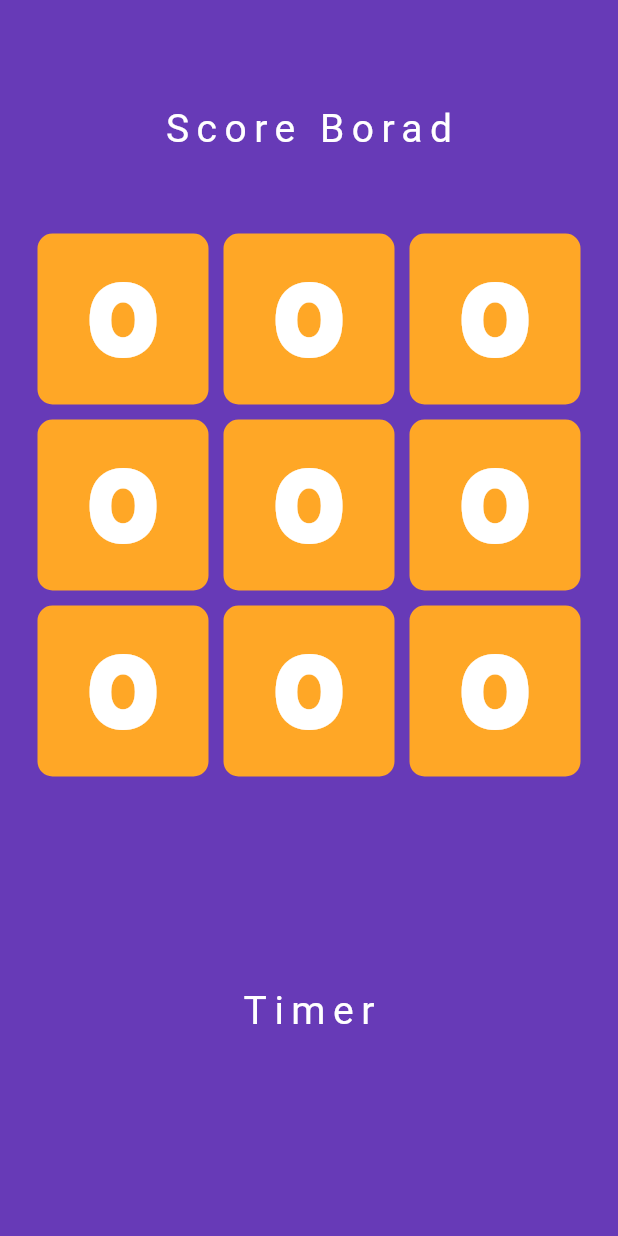
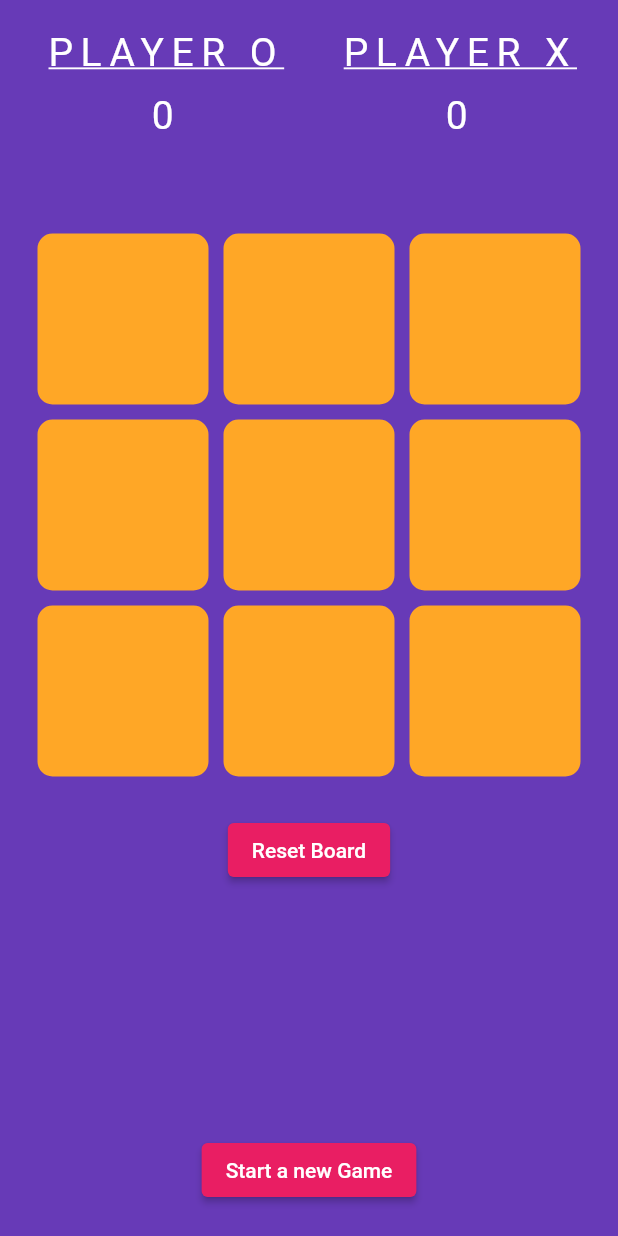
Before and after one commit to Karmic-Soul/Tic-Tac-Toe-Game-Flutter, a Flutter app: the screen it shows after launch, on a phone screen of 412 x 824 dp. Run offline on Flutter 3.47's test engine with Material 2 defaults, Android fonts, the phone set to English and light mode, and no system bars; our stand-ins replace google_fonts; Roboto replaces fonts that are missing (Oxygen).

Commit message:
Scoreboard implemented,gameboard & reset functionality done

```diff
--- a/lib/screens/game.dart
+++ b/lib/screens/game.dart
@@ -9,8 +9,22 @@ class GameScreen extends StatefulWidget {
 }
 
 class _GameScreenState extends State<GameScreen> {
+  String result = '';
+  bool oTurn = true;
+  List<String> displayXO = ['', '', '', '', '', '', '', '', ''];
+  int oScore = 0;
+  int xScore = 0;
+  int filledBoxes = 0;
   static var customFontWhite = GoogleFonts.oxygen(
     textStyle: const TextStyle(
+      color: Colors.white,
+      letterSpacing: 5,
+      fontSize: 26,
+    ),
+  );
+  static var customStyle = GoogleFonts.oxygen(
+    textStyle: const TextStyle(
+      decoration: TextDecoration.underline,
       color: Colors.white,
       letterSpacing: 5,
       fontSize: 26,
@@ -25,14 +39,47 @@ class _GameScreenState extends State<GameScreen> {
           padding: const EdgeInsets.all(20),
           child: Column(
             children: [
+              // ScoreBoard
               Expanded(
-                child: Center(
-                  child: Text(
-                    'Score Borad',
-                    style: customFontWhite,
-                  ),
+                  child: Container(
+                child: Row(
+                  mainAxisAlignment: MainAxisAlignment.spaceEvenly,
+                  children: [
+                    Column(
+                      children: [
+                        Text('PLAYER O', style: customStyle),
+                        SizedBox(
+                          height: 12,
+                        ),
+                        Text(
+                          oScore.toString(),
+                          style: customFontWhite,
+                        ),
+                      ],
+                    ),
+                    SizedBox(
+                      width: 20,
+                    ),
+                    Column(
+                      children: [
+                        Text(
+                          'PLAYER X',
+                          style: customStyle,
+                        ),
+                        SizedBox(
+                          height: 12,
+                        ),
+                        Text(
+                          xScore.toString(),
+                          style: customFontWhite,
+                        ),
+                      ],
+                    ),
+                  ],
                 ),
-              ),
+              )),
+
+              // GameBoard
               Expanded(
                 flex: 3,
                 child: GridView.builder(
@@ -42,7 +89,7 @@ class _GameScreenState extends State<GameScreen> {
                   itemBuilder: (BuildContext context, index) {
                     return GestureDetector(
                       onTap: () {
-                        print('click');
+                        tapped(index);
                       },
                       child: Container(
                         decoration: BoxDecoration(
@@ -54,7 +101,7 @@ class _GameScreenState extends State<GameScreen> {
                             color: Colors.orange.shade400),
                         child: Center(
                           child: Text(
-                            'O',
+                            displayXO[index],
                             style: GoogleFonts.lilitaOne(
                                 textStyle: const TextStyle(
                               color: Colors.white,
@@ -69,7 +116,27 @@ class _GameScreenState extends State<GameScreen> {
               ),
               Expanded(
                 flex: 2,
-                child: Center(child: Text('Timer', style: customFontWhite)),
+                child: Column(
+                  mainAxisAlignment: MainAxisAlignment.spaceBetween,
+                  children: [
+                    ElevatedButton(
+                      onPressed: () {
+                        reset();
+                      },
+                      child: Text('Reset Board'),
+                    ),
+                    Text(
+                      result,
+                      style: customFontWhite,
+                    ),
+                    ElevatedButton(
+                      onPressed: () {
+                        newGame();
+                      },
+                      child: Text('Start a new Game'),
+                    ),
+                  ],
+                ),
               )
             ],
           ),
@@ -77,4 +144,123 @@ class _GameScreenState extends State<GameScreen> {
       ),
     );
   }
+
+  void newGame() {
+    reset();
+    oScore = 0;
+    xScore = 0;
+  }
+
+  void reset() {
+    setState(() {
+      displayXO = ['', '', '', '', '', '', '', '', ''];
+      result = '';
+      filledBoxes = 0;
+    });
+  }
+
+  void tapped(int index) {
+    setState(() {
+      if (oTurn && displayXO[index] == '') {
+        displayXO[index] = 'O';
+        filledBoxes++;
+      } else if (displayXO[index] == '') {
+        displayXO[index] = 'X';
+        filledBoxes++;
+      }
+      oTurn = !oTurn;
+      checkwinner();
+    });
+  }
+
+  void checkwinner() {
+    //check 1st row//
+    if (displayXO[0] == displayXO[1] &&
+        displayXO[0] == displayXO[2] &&
+        displayXO[0] != '') {
+      setState(() {
+        result = 'Player ${displayXO[0]} Wins!';
+        updateScore(displayXO[0]);
+      });
+    }
+    //check 2nd row//
+    if (displayXO[3] == displayXO[4] &&
+        displayXO[3] == displayXO[5] &&
+        displayXO[3] != '') {
+      setState(() {
+        result = 'Player ${displayXO[3]} Wins!';
+        updateScore(displayXO[3]);
+      });
+    }
+    //check 3rd row//
+    else if (displayXO[6] == displayXO[7] &&
+        displayXO[6] == displayXO[8] &&
+        displayXO[6] != '') {
+      setState(() {
+        result = 'Player ${displayXO[6]} Wins!';
+        updateScore(displayXO[6]);
+      });
+    }
+    //check 1st column//
+    else if (displayXO[0] == displayXO[3] &&
+        displayXO[0] == displayXO[6] &&
+        displayXO[0] != '') {
+      setState(() {
+        result = 'Player ${displayXO[0]} Wins!';
+        updateScore(displayXO[0]);
+      });
+    }
+    //check 2nd column//
+    else if (displayXO[1] == displayXO[4] &&
+        displayXO[1] == displayXO[7] &&
+        displayXO[1] != '') {
+      setState(() {
+        result = 'Player ${displayXO[1]} Wins!';
+        updateScore(displayXO[1]);
+      });
+    }
+    //check 3rd column//
+    else if (displayXO[2] == displayXO[5] &&
+        displayXO[2] == displayXO[8] &&
+        displayXO[2] != '') {
+      setState(() {
+        result = 'Player ${displayXO[2]} Wins!';
+        updateScore(displayXO[2]);
+      });
+    }
+
+    //check diagonal//
+    else if (displayXO[0] == displayXO[4] &&
+        displayXO[0] == displayXO[8] &&
+        displayXO[0] != '') {
+      setState(() {
+        result = 'Player ${displayXO[0]} Wins!';
+        updateScore(displayXO[0]);
+      });
+    }
+
+    //check diagonal//
+    else if (displayXO[2] == displayXO[4] &&
+        displayXO[2] == displayXO[6] &&
+        displayXO[2] != '') {
+      setState(() {
+        result = 'Player ${displayXO[2]} Wins!';
+        updateScore(displayXO[2]);
+      });
+    } else if (filledBoxes == 9) {
+      setState(() {
+        result = 'Match tied !';
+      });
+    }
+  }
+
+  void updateScore(String winner) {
+    if (winner == 'O') {
+      oScore++;
+    } else if (winner == 'X') {
+      xScore++;
+    } else {
+      return;
+    }
+  }
 }
```
